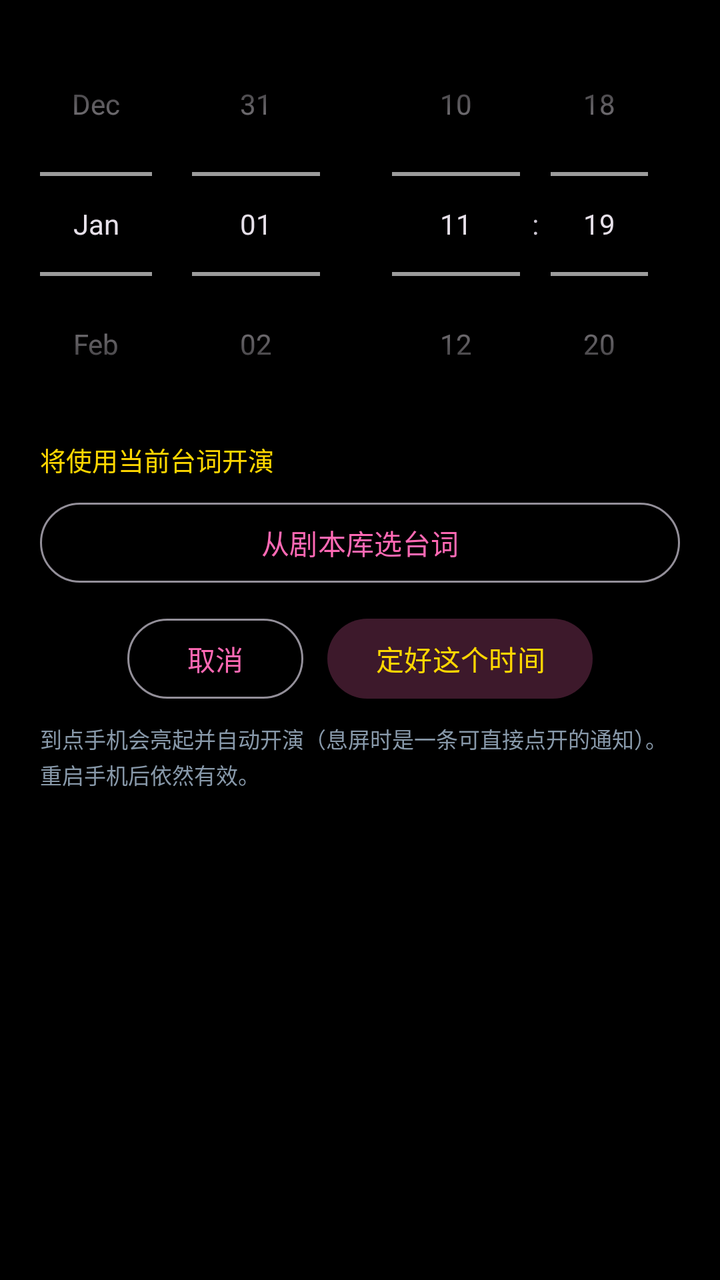
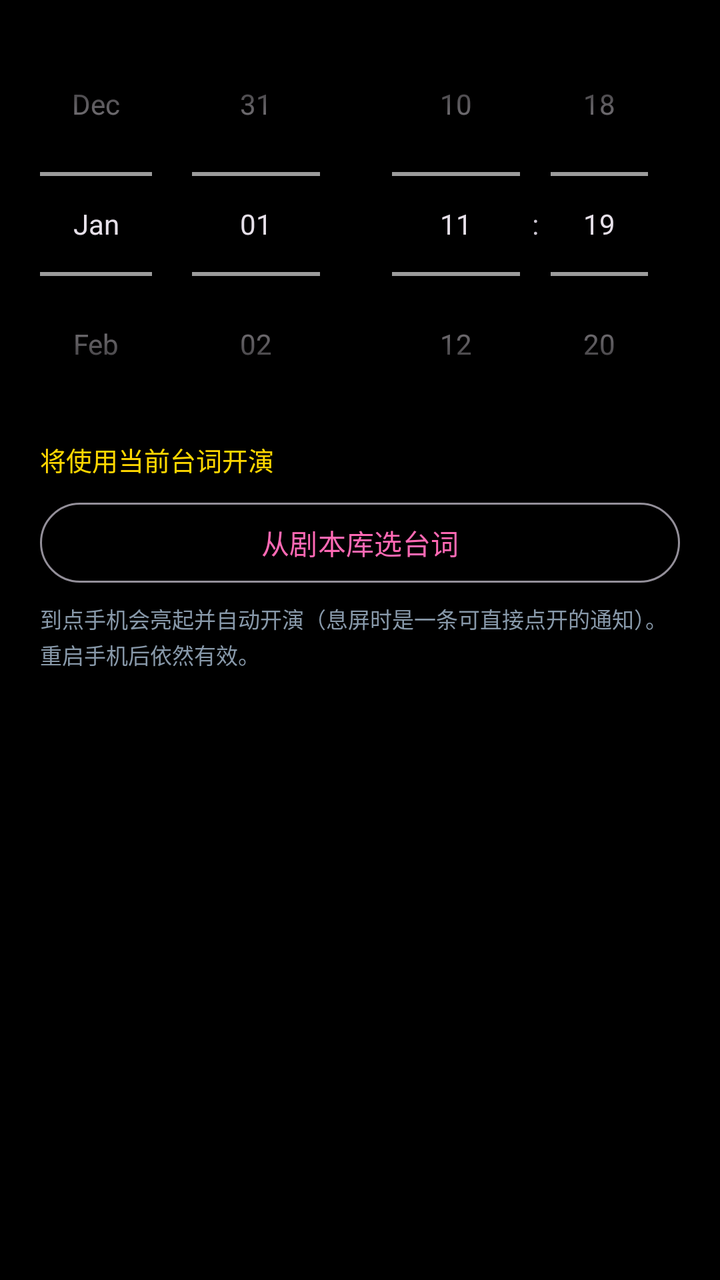

Screens rendered from an Android XML layout before and after an edit, with the pre-edit source and the edit as a unified diff.
<!-- AndroidManifest.xml: application theme Theme.Electronic -->
<!-- res/layout/dialog_schedule_show.xml -->
<?xml version="1.0" encoding="utf-8"?>
<ScrollView xmlns:android="http://schemas.android.com/apk/res/android"
    android:layout_width="match_parent"
    android:layout_height="wrap_content"
    android:scrollbars="none">

    <LinearLayout
        android:layout_width="match_parent"
        android:layout_height="wrap_content"
        android:orientation="vertical"
        android:paddingHorizontal="20dp"
        android:paddingTop="6dp"
        android:paddingBottom="4dp">

        <LinearLayout
            android:layout_width="match_parent"
            android:layout_height="wrap_content"
            android:orientation="horizontal">

            <DatePicker
                android:id="@+id/date_picker"
                android:layout_width="0dp"
                android:layout_height="wrap_content"
                android:layout_weight="1"
                android:calendarViewShown="false"
                android:datePickerMode="spinner"
                android:spinnersShown="true" />

            <TimePicker
                android:id="@+id/time_picker"
                android:layout_width="0dp"
                android:layout_height="wrap_content"
                android:layout_weight="1"
                android:timePickerMode="spinner" />
        </LinearLayout>

        <TextView
            android:id="@+id/tv_hint"
            android:layout_width="match_parent"
            android:layout_height="wrap_content"
            android:layout_marginTop="2dp"
            android:text="将使用当前台词开演"
            android:textColor="#FFD700"
            android:textSize="13sp" />

        <com.google.android.material.button.MaterialButton
            android:id="@+id/btn_pick_script"
            style="@style/Widget.Material3.Button.OutlinedButton"
            android:layout_width="match_parent"
            android:layout_height="wrap_content"
            android:layout_marginTop="8dp"
            android:text="从剧本库选台词" />

        <LinearLayout
            android:layout_width="match_parent"
            android:layout_height="wrap_content"
            android:layout_marginTop="10dp"
            android:gravity="center"
            android:orientation="horizontal">

            <com.google.android.material.button.MaterialButton
                android:id="@+id/btn_cancel"
                style="@style/Widget.Material3.Button.OutlinedButton"
                android:layout_width="wrap_content"
                android:layout_height="wrap_content"
                android:text="取消" />

            <com.google.android.material.button.MaterialButton
                android:id="@+id/btn_save"
                style="@style/Widget.Material3.Button.TonalButton"
                android:layout_width="wrap_content"
                android:layout_height="wrap_content"
                android:layout_marginStart="12dp"
                android:text="定好这个时间" />
        </LinearLayout>

        <TextView
            android:layout_width="match_parent"
            android:layout_height="wrap_content"
            android:layout_marginTop="8dp"
            android:lineSpacingExtra="2dp"
            android:text="到点手机会亮起并自动开演（息屏时是一条可直接点开的通知）。重启手机后依然有效。"
            android:textColor="#8899AA"
            android:textSize="11sp" />
    </LinearLayout>
</ScrollView>
<!-- resources referenced by this layout -->
<resources>
  <style name="Theme.Electronic" parent="Base.Theme.Electronic" />
  <style name="Base.Theme.Electronic" parent="Theme.Material3.Dark.NoActionBar">
          
          <item name="android:windowBackground">@android:color/black</item>
  
          
          <item name="colorPrimary">@color/romantic_pink</item>
          <item name="colorOnPrimary">@color/white</item>
          <item name="colorSecondary">@color/gold</item>
          <item name="colorOnSecondary">@color/black</item>
          <item name="colorSecondaryContainer">#3DFF69B4</item>
          <item name="colorOnSecondaryContainer">@color/gold</item>
          
          <item name="colorControlActivated">@color/romantic_pink</item>
          <item name="colorControlNormal">@color/text_secondary</item>
  
          
          <item name="android:statusBarColor">@android:color/transparent</item>
          <item name="android:navigationBarColor">@android:color/transparent</item>
          <item name="android:windowLightStatusBar">false</item>
  
          
          <item name="materialAlertDialogTheme">@style/RomanticDialog</item>
      </style>
  <color name="romantic_pink">#FFFF69B4</color>
  <color name="white">#FFFFFFFF</color>
  <color name="gold">#FFFFD700</color>
  <color name="black">#FF000000</color>
  <color name="text_secondary">#B3FFFFFF</color>
  <style name="RomanticDialog" parent="ThemeOverlay.Material3.MaterialAlertDialog">
          <item name="shapeAppearanceOverlay">@style/RomanticDialogShape</item>
      </style>
  <style name="RomanticDialogShape" parent="">
          <item name="cornerFamily">rounded</item>
          <item name="cornerSize">20dp</item>
      </style>
</resources>

<!-- the commit's change to res/layout/dialog_schedule_show.xml (unified diff, before → after) -->
@@ -51,33 +51,10 @@
             android:layout_marginTop="8dp"
             android:text="从剧本库选台词" />
 
-        <LinearLayout
-            android:layout_width="match_parent"
-            android:layout_height="wrap_content"
-            android:layout_marginTop="10dp"
-            android:gravity="center"
-            android:orientation="horizontal">
-
-            <com.google.android.material.button.MaterialButton
-                android:id="@+id/btn_cancel"
-                style="@style/Widget.Material3.Button.OutlinedButton"
-                android:layout_width="wrap_content"
-                android:layout_height="wrap_content"
-                android:text="取消" />
-
-            <com.google.android.material.button.MaterialButton
-                android:id="@+id/btn_save"
-                style="@style/Widget.Material3.Button.TonalButton"
-                android:layout_width="wrap_content"
-                android:layout_height="wrap_content"
-                android:layout_marginStart="12dp"
-                android:text="定好这个时间" />
-        </LinearLayout>
-
         <TextView
             android:layout_width="match_parent"
             android:layout_height="wrap_content"
-            android:layout_marginTop="8dp"
+            android:layout_marginTop="6dp"
             android:lineSpacingExtra="2dp"
             android:text="到点手机会亮起并自动开演（息屏时是一条可直接点开的通知）。重启手机后依然有效。"
             android:textColor="#8899AA"
